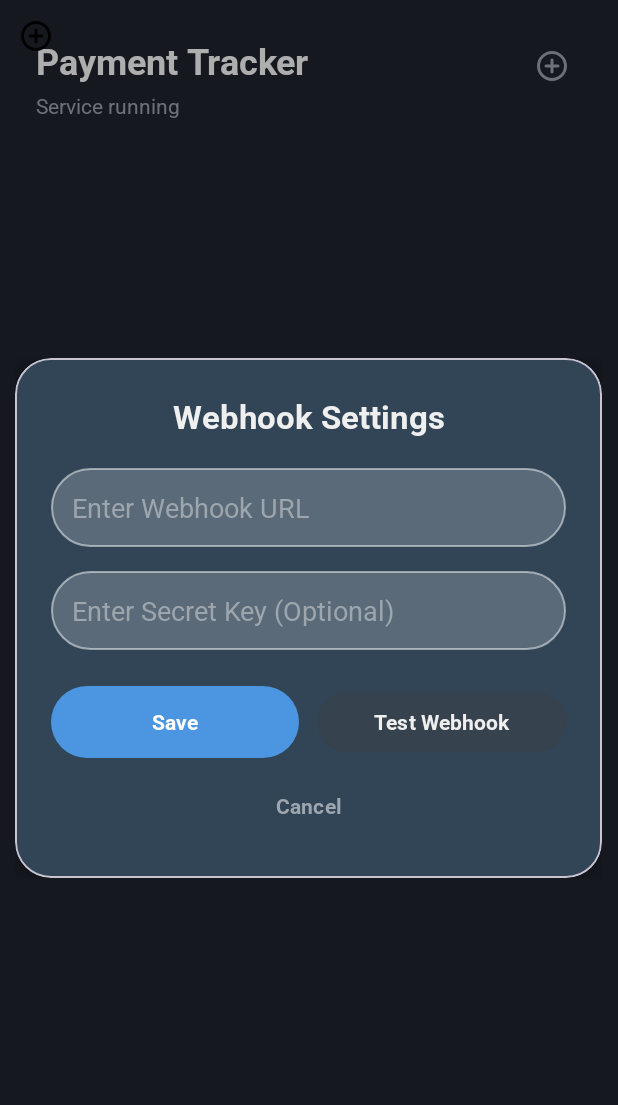
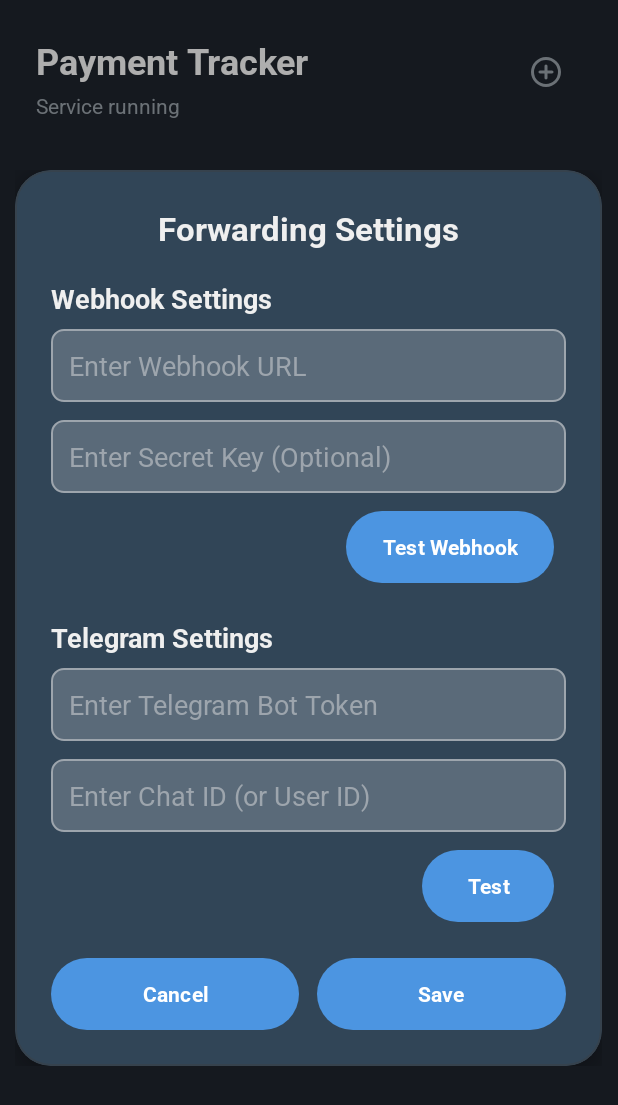
Before and after one commit to Bharathboy/Payment_Tracker, an Android app: the screen it shows after launch (MainActivity), after a tap on "Settings", on a phone screen of 412 x 824 dp. Shown: the top 1105 px of the screen. Run offline under Robolectric (Android 15) with nearby library versions, the phone set to English and light mode, and no system bars.

Commit message:
fully working

```diff
--- a/app/src/main/java/com/example/paymenttracker/MainActivity.java
+++ b/app/src/main/java/com/example/paymenttracker/MainActivity.java
@@ -35,7 +35,6 @@ import androidx.recyclerview.widget.LinearLayoutManager;
 import androidx.recyclerview.widget.RecyclerView;
 import androidx.annotation.NonNull;
 
-
 import org.json.JSONArray;
 import org.json.JSONException;
 import org.json.JSONObject;
@@ -57,7 +56,6 @@ public class MainActivity extends AppCompatActivity {
     private MessageAdapter messageAdapter;
     private RecyclerView recyclerViewMessages;
     private TextView statusTextView;
-    private ImageButton settingsButton;
 
     public static final String SHARED_PREFS = "sharedPrefs";
     public static final String WEBHOOK_URL = "webhookUrl";
@@ -99,8 +97,7 @@ public class MainActivity extends AppCompatActivity {
             Log.d("MainActivity", "Detected old data format and cleared messages from SharedPreferences.");
         }
 
-        settingsButton = findViewById(R.id.settingsButton);
-        ImageButton telegramSettingsButton = findViewById(R.id.telegramSettingsButton);
+        ImageButton settingsButton = findViewById(R.id.settingsButton);
         statusTextView = findViewById(R.id.statusTextView);
         recyclerViewMessages = findViewById(R.id.recyclerViewMessages);
         recyclerViewMessages.setLayoutManager(new LinearLayoutManager(this));
@@ -111,40 +108,55 @@ public class MainActivity extends AppCompatActivity {
 
         checkAndRequestPermissions();
 
-        settingsButton.setOnClickListener(v -> {
+        settingsButton.setOnClickListener(v -> showSettingsDialog());
+
+        // The telegramSettingsButton is no longer in the layout, so we don't need to find it here.
+    }
+
+    private void showSettingsDialog() {
         AlertDialog.Builder builder = new AlertDialog.Builder(MainActivity.this);
         LayoutInflater inflater = getLayoutInflater();
-            View dialogView = inflater.inflate(R.layout.dialog_webhook_settings, null);
+        View dialogView = inflater.inflate(R.layout.dialog_unified_settings, null);
         builder.setView(dialogView);
 
         final EditText dialogWebhookUrlEditText = dialogView.findViewById(R.id.dialogWebhookUrlEditText);
         final EditText dialogSecretKeyEditText = dialogView.findViewById(R.id.dialogSecretKeyEditText);
+        final EditText dialogTelegramBotTokenEditText = dialogView.findViewById(R.id.dialogTelegramBotTokenEditText);
+        final EditText dialogTelegramChatIdEditText = dialogView.findViewById(R.id.dialogTelegramChatIdEditText);
+
         Button dialogSaveButton = dialogView.findViewById(R.id.dialogSaveButton);
-            Button dialogTestButton = dialogView.findViewById(R.id.dialogTestButton);
+        Button dialogTestWebhookButton = dialogView.findViewById(R.id.dialogTestWebhookButton);
+        Button dialogTestTelegramButton = dialogView.findViewById(R.id.dialogTestTelegramButton);
         Button dialogCancelButton = dialogView.findViewById(R.id.dialogCancelButton);
 
         loadSettingsForDialog(dialogWebhookUrlEditText, WEBHOOK_URL);
         loadSettingsForDialog(dialogSecretKeyEditText, SECRET_KEY);
+        loadSettingsForDialog(dialogTelegramBotTokenEditText, TELEGRAM_BOT_TOKEN);
+        loadSettingsForDialog(dialogTelegramChatIdEditText, TELEGRAM_CHAT_ID);
 
         final AlertDialog dialog = builder.create();
         Window window = dialog.getWindow();
         if (window != null) window.setBackgroundDrawable(new ColorDrawable(Color.TRANSPARENT));
 
         dialogCancelButton.setOnClickListener(dv -> dialog.dismiss());
+
         dialogSaveButton.setOnClickListener(dv_save -> {
             String webhookUrl = dialogWebhookUrlEditText.getText().toString().trim();
             String secretKey = dialogSecretKeyEditText.getText().toString().trim();
-                if (webhookUrl.isEmpty() || secretKey.isEmpty()) {
-                    Toast.makeText(MainActivity.this, "Webhook URL and Secret Key cannot be empty", Toast.LENGTH_SHORT).show();
-                    return;
-                }
+            String botToken = dialogTelegramBotTokenEditText.getText().toString().trim();
+            String chatId = dialogTelegramChatIdEditText.getText().toString().trim();
+
             saveSettingsFromDialog(WEBHOOK_URL, webhookUrl);
             saveSettingsFromDialog(SECRET_KEY, secretKey);
+            saveSettingsFromDialog(TELEGRAM_BOT_TOKEN, botToken);
+            saveSettingsFromDialog(TELEGRAM_CHAT_ID, chatId);
+
             statusTextView.setText("Settings saved");
             checkAndRequestPermissions();
             dialog.dismiss();
         });
-            dialogTestButton.setOnClickListener(dv_test -> {
+
+        dialogTestWebhookButton.setOnClickListener(dv_test -> {
             String webhookUrl = dialogWebhookUrlEditText.getText().toString().trim();
             String secretKey = dialogSecretKeyEditText.getText().toString().trim();
             if (webhookUrl.isEmpty()) {
@@ -153,48 +165,10 @@ public class MainActivity extends AppCompatActivity {
             }
             testWebhook(webhookUrl, secretKey);
         });
-            dialog.show();
-        });
 
-        telegramSettingsButton.setOnClickListener(v -> showTelegramSettingsDialog());
-    }
-
-    private void showTelegramSettingsDialog() {
-        AlertDialog.Builder builder = new AlertDialog.Builder(MainActivity.this);
-        LayoutInflater inflater = getLayoutInflater();
-        View dialogView = inflater.inflate(R.layout.dialog_telegram_settings, null);
-        builder.setView(dialogView);
-
-        final EditText botTokenEditText = dialogView.findViewById(R.id.dialogTelegramBotTokenEditText);
-        final EditText chatIdEditText = dialogView.findViewById(R.id.dialogTelegramChatIdEditText);
-        Button dialogSaveButton = dialogView.findViewById(R.id.dialogSaveButton);
-        Button dialogTestButton = dialogView.findViewById(R.id.dialogTestTelegramButton);
-        Button dialogCancelButton = dialogView.findViewById(R.id.dialogCancelButton);
-
-        loadSettingsForDialog(botTokenEditText, TELEGRAM_BOT_TOKEN);
-        loadSettingsForDialog(chatIdEditText, TELEGRAM_CHAT_ID);
-
-        final AlertDialog dialog = builder.create();
-        Window window = dialog.getWindow();
-        if (window != null) window.setBackgroundDrawable(new ColorDrawable(Color.TRANSPARENT));
-
-        dialogCancelButton.setOnClickListener(dv -> dialog.dismiss());
-        dialogSaveButton.setOnClickListener(dv_save -> {
-            String botToken = botTokenEditText.getText().toString().trim();
-            String chatId = chatIdEditText.getText().toString().trim();
-            if (botToken.isEmpty() || chatId.isEmpty()) {
-                Toast.makeText(MainActivity.this, "Bot token and Chat ID cannot be empty", Toast.LENGTH_SHORT).show();
-                return;
-            }
-            saveSettingsFromDialog(TELEGRAM_BOT_TOKEN, botToken);
-            saveSettingsFromDialog(TELEGRAM_CHAT_ID, chatId);
-            statusTextView.setText("Telegram settings saved");
-            checkAndRequestPermissions();
-            dialog.dismiss();
-        });
-        dialogTestButton.setOnClickListener(dv_test -> {
-            String botToken = botTokenEditText.getText().toString().trim();
-            String chatId = chatIdEditText.getText().toString().trim();
+        dialogTestTelegramButton.setOnClickListener(dv_test -> {
+            String botToken = dialogTelegramBotTokenEditText.getText().toString().trim();
+            String chatId = dialogTelegramChatIdEditText.getText().toString().trim();
             if (botToken.isEmpty() || chatId.isEmpty()) {
                 Toast.makeText(MainActivity.this, "Bot token and Chat ID cannot be empty for testing", Toast.LENGTH_SHORT).show();
                 return;
@@ -516,7 +490,4 @@ public class MainActivity extends AppCompatActivity {
             }
         });
     }
-
-
-
 }
--- a/app/src/main/res/layout/activity_main.xml
+++ b/app/src/main/res/layout/activity_main.xml
@@ -24,8 +24,8 @@
 
     <ImageButton
         android:id="@+id/settingsButton"
-        android:layout_width="wrap_content"
-        android:layout_height="wrap_content"
+        android:layout_width="48dp"
+        android:layout_height="48dp"
         android:layout_marginTop="24dp"
         android:layout_marginEnd="24dp"
         android:background="?attr/selectableItemBackgroundBorderless"
@@ -37,16 +37,6 @@
         app:layout_constraintEnd_toEndOf="parent"
         app:layout_constraintTop_toTopOf="parent"
         tools:ignore="UseAppTint" />
-
-    <ImageButton
-        android:id="@+id/telegramSettingsButton"
-        android:layout_width="48dp"
-        android:layout_height="48dp"
-        android:layout_marginStart="8dp"
-        android:background="?attr/selectableItemBackgroundBorderless"
-        android:contentDescription="Telegram Settings"
-        android:padding="8dp"
-        android:src="@drawable/ic_settings" />
 
     <TextView
         android:id="@+id/statusTextView"
--- /dev/null
+++ b/app/src/main/res/layout/dialog_unified_settings.xml
@@ -0,0 +1,164 @@
+<?xml version="1.0" encoding="utf-8"?>
+<com.google.android.material.card.MaterialCardView xmlns:android="http://schemas.android.com/apk/res/android"
+    xmlns:app="http://schemas.android.com/apk/res-auto"
+    android:layout_width="match_parent"
+    android:layout_height="wrap_content"
+    android:layout_margin="16dp"
+    app:cardBackgroundColor="@color/bg_panel"
+    app:cardCornerRadius="24dp"
+    app:cardElevation="8dp"
+    app:strokeColor="@color/border_primary_light"
+    app:strokeWidth="1dp">
+
+    <LinearLayout
+        android:layout_width="match_parent"
+        android:layout_height="wrap_content"
+        android:orientation="vertical"
+        android:padding="24dp">
+
+        <TextView
+            android:layout_width="match_parent"
+            android:layout_height="wrap_content"
+            android:layout_marginBottom="20dp"
+            android:gravity="center_horizontal"
+            android:text="@string/dialog_unified_settings_title"
+            android:textColor="@color/text_primary"
+            android:textSize="22sp"
+            android:textStyle="bold" />
+
+        <TextView
+            android:layout_width="match_parent"
+            android:layout_height="wrap_content"
+            android:text="@string/dialog_webhook_title"
+            android:textColor="@color/text_primary"
+            android:textSize="18sp"
+            android:textStyle="bold" />
+
+        <EditText
+            android:id="@+id/dialogWebhookUrlEditText"
+            android:layout_width="match_parent"
+            android:layout_height="wrap_content"
+            android:layout_marginTop="8dp"
+            android:autofillHints="url"
+            android:background="@drawable/edittext_background"
+            android:hint="@string/webhook_url_hint"
+            android:inputType="textUri"
+            android:padding="12dp"
+            android:textColor="@color/text_primary"
+            android:textColorHint="@color/text_secondary" />
+
+        <EditText
+            android:id="@+id/dialogSecretKeyEditText"
+            android:layout_width="match_parent"
+            android:layout_height="wrap_content"
+            android:layout_marginTop="12dp"
+            android:autofillHints="password"
+            android:background="@drawable/edittext_background"
+            android:hint="@string/secret_key_hint"
+            android:inputType="textPassword"
+            android:padding="12dp"
+            android:textColor="@color/text_primary"
+            android:textColorHint="@color/text_secondary" />
+
+        <LinearLayout
+            android:layout_width="match_parent"
+            android:layout_height="wrap_content"
+            android:layout_marginTop="12dp"
+            android:gravity="end"
+            android:orientation="horizontal">
+
+            <Button
+                android:id="@+id/dialogTestWebhookButton"
+                android:layout_width="wrap_content"
+                android:layout_height="wrap_content"
+                android:layout_marginEnd="8dp"
+                android:background="@drawable/gradient_button"
+                android:text="@string/test_webhook_button"
+                android:textColor="@color/white"
+                android:textStyle="bold" />
+
+        </LinearLayout>
+
+        <TextView
+            android:layout_width="match_parent"
+            android:layout_height="wrap_content"
+            android:layout_marginTop="24dp"
+            android:text="@string/telegram_settings_title"
+            android:textColor="@color/text_primary"
+            android:textSize="18sp"
+            android:textStyle="bold" />
+
+        <EditText
+            android:id="@+id/dialogTelegramBotTokenEditText"
+            android:layout_width="match_parent"
+            android:layout_height="wrap_content"
+            android:layout_marginTop="8dp"
+            android:background="@drawable/edittext_background"
+            android:hint="@string/telegram_bot_token_hint"
+            android:inputType="textPassword"
+            android:padding="12dp"
+            android:textColor="@color/text_primary"
+            android:textColorHint="@color/text_secondary" />
+
+        <EditText
+            android:id="@+id/dialogTelegramChatIdEditText"
+            android:layout_width="match_parent"
+            android:layout_height="wrap_content"
+            android:layout_marginTop="12dp"
+            android:background="@drawable/edittext_background"
+            android:hint="@string/telegram_chat_id_hint"
+            android:inputType="text"
+            android:padding="12dp"
+            android:textColor="@color/text_primary"
+            android:textColorHint="@color/text_secondary" />
+
+        <LinearLayout
+            android:layout_width="match_parent"
+            android:layout_height="wrap_content"
+            android:layout_marginTop="12dp"
+            android:gravity="end"
+            android:orientation="horizontal">
+
+            <Button
+                android:id="@+id/dialogTestTelegramButton"
+                android:layout_width="wrap_content"
+                android:layout_height="wrap_content"
+                android:layout_marginEnd="8dp"
+                android:background="@drawable/gradient_button"
+                android:text="@string/test_button_text"
+                android:textColor="@color/white"
+                android:textStyle="bold" />
+        </LinearLayout>
+
+        <LinearLayout
+            android:layout_width="match_parent"
+            android:layout_height="wrap_content"
+            android:layout_marginTop="24dp"
+            android:orientation="horizontal">
+
+            <Button
+                android:id="@+id/dialogCancelButton"
+                android:layout_width="0dp"
+                android:layout_height="wrap_content"
+                android:layout_weight="1"
+                android:background="@drawable/button_dynamic_background"
+                android:text="@string/cancel_button_text"
+                android:textColor="@color/white"
+                android:textStyle="bold"
+                app:cornerRadius="28dp" />
+
+            <Button
+                android:id="@+id/dialogSaveButton"
+                android:layout_width="0dp"
+                android:layout_height="wrap_content"
+                android:layout_marginStart="12dp"
+                android:layout_weight="1"
+                android:background="@drawable/gradient_button"
+                android:text="@string/save"
+                android:textColor="@color/white"
+                android:textStyle="bold"
+                app:cornerRadius="28dp" />
+        </LinearLayout>
+    </LinearLayout>
+
+</com.google.android.material.card.MaterialCardView>
--- a/app/src/main/res/values/strings.xml
+++ b/app/src/main/res/values/strings.xml
@@ -6,7 +6,8 @@
     <string name="notification_channel_name">SMS Forwarder Channel</string>
     <string name="notification_channel_description">Notifies the user that the service is running in the background.</string>
 
-    <!-- Webhook settings dialog strings -->
+    <string name="dialog_unified_settings_title">Forwarding Settings</string>
+
     <string name="dialog_webhook_title">Webhook Settings</string>
     <string name="dialog_webhook_url_hint">Enter Webhook URL</string>
     <string name="dialog_secret_key_hint">Enter Secret Key (Optional)</string>
@@ -19,13 +20,11 @@
     <string name="test_webhook_button">Test Webhook</string>
     <string name="cancel_button_text">Cancel</string>
 
-    <!-- Battery optimization dialog strings -->
     <string name="dialog_battery_optimization_title">Disable Battery Optimization</string>
     <string name="dialog_battery_optimization_message">The app needs to run in the background to forward messages. Please disable battery optimization for this app to prevent the system from killing the service.</string>
     <string name="dialog_battery_optimization_settings_button">Go to Settings</string>
     <string name="dialog_battery_optimization_cancel_button">Cancel</string>
 
-    <!-- Telegram settings dialog strings -->
     <string name="telegram_settings_title">Telegram Settings</string>
     <string name="telegram_bot_token_hint">Enter Telegram Bot Token</string>
     <string name="telegram_chat_id_hint">Enter Chat ID (or User ID)</string>
```
Lines whose indentation alone changed are shown as unchanged.
